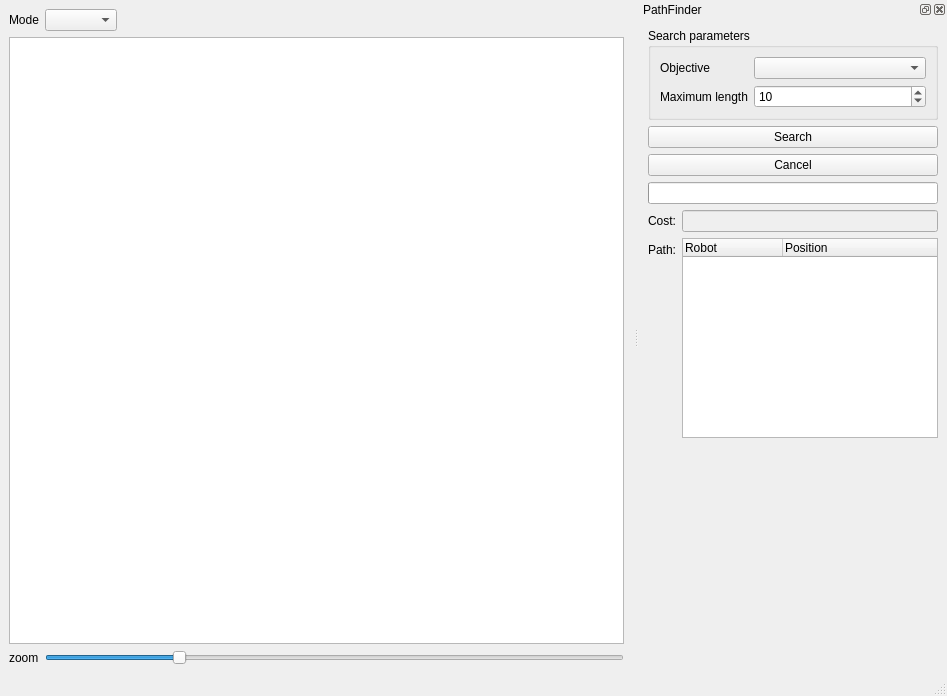
Before: the Qt Designer form MainWindow.ui in cvuchener/robots, drawn with Qt 5.
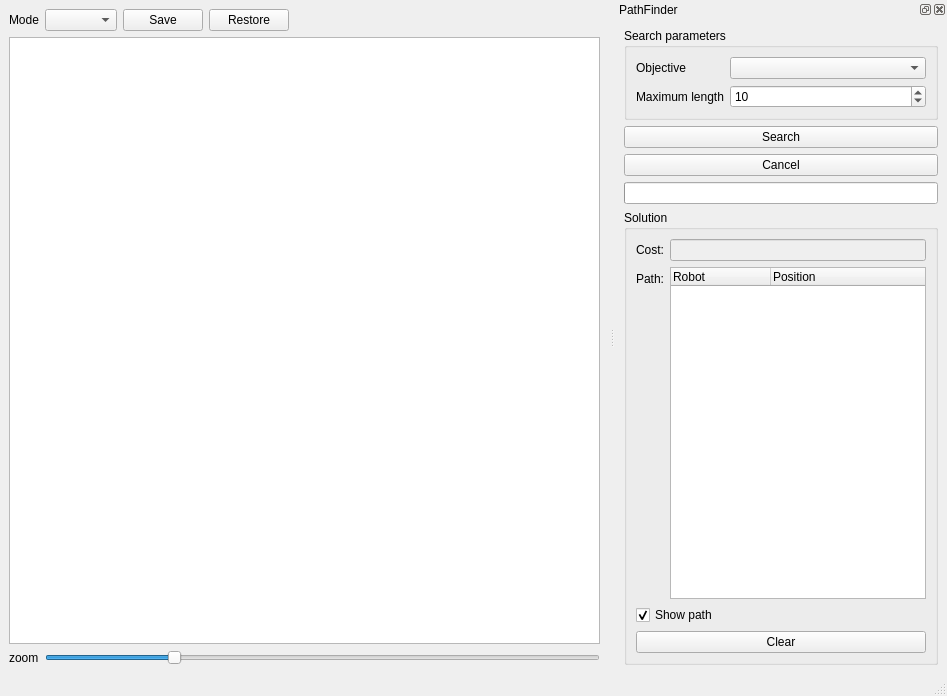
After: the same form once the commit is applied.

Commit message: Path interface improvements and save/restore robots positions

Diff of the .ui file:
```diff
--- a/MainWindow.ui
+++ b/MainWindow.ui
@@ -27,6 +27,20 @@
       <item>
        <widget class="QComboBox" name="_mode_combobox"/>
       </item>
+      <item>
+       <widget class="QPushButton" name="_save_button">
+        <property name="text">
+         <string>Save</string>
+        </property>
+       </widget>
+      </item>
+      <item>
+       <widget class="QPushButton" name="_restore_button">
+        <property name="text">
+         <string>Restore</string>
+        </property>
+       </widget>
+      </item>
       <item>
        <spacer name="horizontalSpacer">
         <property name="orientation">
@@ -177,6 +191,12 @@
       </widget>
      </item>
      <item>
+      <widget class="QGroupBox" name="groupBox">
+       <property name="title">
+        <string>Solution</string>
+       </property>
+       <layout class="QVBoxLayout" name="verticalLayout_3">
+        <item>
       <layout class="QFormLayout" name="formLayout">
        <property name="fieldGrowthPolicy">
         <enum>QFormLayout::AllNonFixedFieldsGrow</enum>
@@ -219,17 +239,24 @@
       </layout>
      </item>
      <item>
-      <spacer name="verticalSpacer">
-       <property name="orientation">
-        <enum>Qt::Vertical</enum>
-       </property>
-       <property name="sizeHint" stdset="0">
-        <size>
-         <width>20</width>
-         <height>40</height>
-        </size>
-       </property>
-      </spacer>
+         <widget class="QCheckBox" name="_show_path_checkbox">
+          <property name="text">
+           <string>Show path</string>
+          </property>
+          <property name="checked">
+           <bool>true</bool>
+          </property>
+         </widget>
+        </item>
+        <item>
+         <widget class="QPushButton" name="_clear_path_button">
+          <property name="text">
+           <string>Clear</string>
+          </property>
+         </widget>
+        </item>
+       </layout>
+      </widget>
      </item>
     </layout>
    </widget>
```
Left out of the diff: 51 changed lines with no effect on the pictures. Lines whose indentation alone changed are shown as unchanged. The commit also changes 7 other files.
